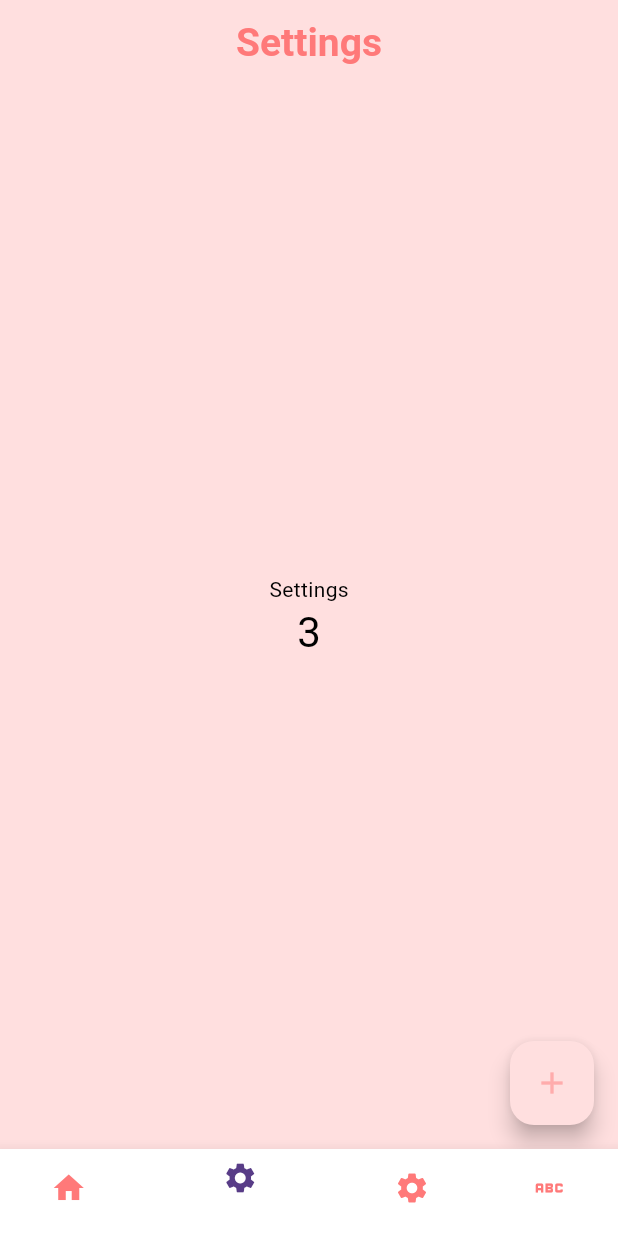
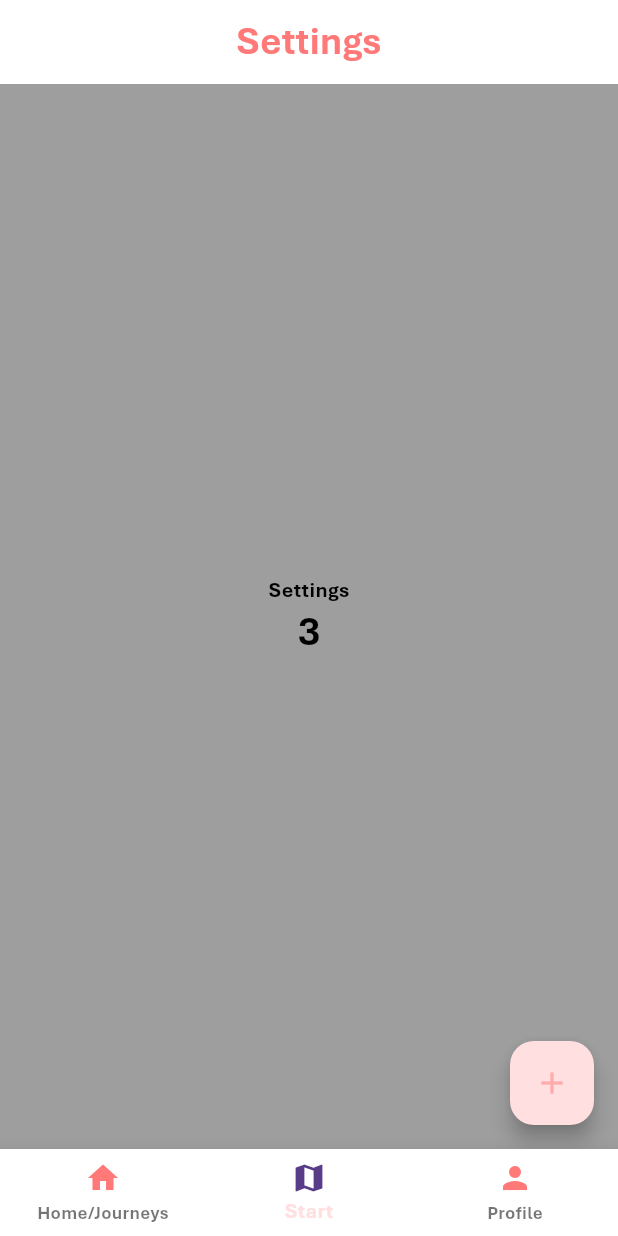
Before and after one commit to theglassofwater/flutter_mobile_app, a Flutter app: the screen it shows after launch, item 2 of the bottom bar chosen, after a tap on the "add" icon, on a phone screen of 412 x 824 dp. Run offline on Flutter 3.47's test engine with Material 3 defaults, Android fonts, the phone set to English and light mode, and no system bars; Roboto replaces fonts that are missing (Aptos Bold).

Commit message:
alot of changes

```diff
--- a/lib/main.dart
+++ b/lib/main.dart
@@ -1,6 +1,5 @@
 import 'package:flutter/material.dart';
-import 'package:flutter_mobile_app/styles/themes.dart';
-import 'package:flutter_mobile_app/utils/theme_manager.dart';
+import 'package:flutter_mobile_app/utils/theme_provider.dart';
 import 'package:flutter_mobile_app/widgets/bottom_navbar.dart';
 import 'package:provider/provider.dart';
 
--- a/lib/screens/home.dart
+++ b/lib/screens/home.dart
@@ -6,7 +6,7 @@ class Home extends StatelessWidget {
   // This widget is the root of your application.
   @override
   Widget build(BuildContext context) {
-    return MyHomePage(title: 'Home Page');
+    return MyHomePage(title: 'Home');
   }
 }
 
@@ -19,40 +19,96 @@ class MyHomePage extends StatefulWidget {
 }
 
 class _MyHomePageState extends State<MyHomePage> {
-  int _counter = 0;
-
-  void _incrementCounter(int num) {
-    setState(() {
-      _counter += num;
-    });
-  }
-
   @override
   Widget build(BuildContext context) {
     return Scaffold(
       appBar: AppBar(
         // backgroundColor: Theme.of(context).colorScheme.inversePrimary,
         title: Center(child: Text(widget.title)),
+        elevation: 10,
+        shadowColor: const Color.fromARGB(255, 255, 255, 255),
+        // bottom: PreferredSize(
+        //   preferredSize: Size.fromHeight(1.0),
+        //   child: Divider(height: 1.0, thickness: 1.0, color: Colors.grey),
+        // ),
       ),
 
-      body: Center(
-        child: Column(
-          mainAxisAlignment: MainAxisAlignment.center,
-          children: <Widget>[
-            const Text('Home'),
-            Text(
-              '$_counter',
-              style: Theme.of(context).textTheme.headlineMedium,
-            ),
-          ],
+      body: SafeArea(
+        child: ListView.builder(
+          itemCount: 11, // 1 manual + 10 generated
+          itemBuilder: (context, index) {
+            if (index == 0) {
+              return Container(
+                width: double.infinity,
+                height: 120,
+                color: Colors.white,
+                margin: EdgeInsets.symmetric(vertical: 2),
+                padding: EdgeInsets.all(10.0),
+                child: Text("Weekly Statistics"),
+              );
+            }
+
+            // index - 1 because first item is manual
+            return Container(
+              width: double.infinity,
+              color: Colors.white,
+              margin: EdgeInsets.symmetric(vertical: 2),
+              // padding: EdgeInsets.all(30),
+              height: 80,
+              // decoration: BoxDecoration(
+              //   color: Colors.blueAccent,
+              //   borderRadius: BorderRadius.circular(12),
+              // ),
+            );
+          },
         ),
       ),
-
-      floatingActionButton: FloatingActionButton(
-        onPressed: () => _incrementCounter(3),
-        // tooltip: 'Increment',
-        child: const Icon(Icons.add),
-      ), // This trailing comma makes auto-formatting nicer for build methods.
     );
   }
 }
+
+// ListView(
+//           children: [
+//             Container(width: double.infinity, height: 150, color: Colors.blue),
+//             Container(
+//               width: double.infinity,
+//               height: 100,
+//               color: Colors.amberAccent,
+//             ),
+//           ],
+//         ),
+
+      // body: SafeArea(
+      //   child: Container(
+      //     // color: Colors.red,
+      //     width: double.infinity,
+      //     height: double.infinity,
+      //     decoration: BoxDecoration(
+      //       borderRadius: BorderRadius.circular(5.0),
+      //       color: Colors.red,
+      //     ),
+      //     child: Column(
+      //       mainAxisAlignment: MainAxisAlignment.start,
+      //       children: <Widget>[
+      //         Container(
+      //           width: double.infinity,
+      //           height: 150,
+      //           color: Colors.blue,
+      //         ),
+      //         Container(
+      //           width: double.infinity,
+      //           height: 100,
+      //           color: Colors.amberAccent,
+      //         ),
+      //       ],
+      //     ),
+      //   ),
+      // ),
+//       floatingActionButton: FloatingActionButton(
+//         onPressed: () => _incrementCounter(3),
+//         // tooltip: 'Increment',
+//         child: const Icon(Icons.add),
+//       ), // This trailing comma makes auto-formatting nicer for build methods.
+//     );
+//   }
+// }
--- a/lib/screens/journeys.dart
+++ b/lib/screens/profile.dart
@@ -1,26 +1,26 @@
 import 'package:flutter/material.dart';
-import 'package:flutter_mobile_app/utils/theme_manager.dart';
+import 'package:flutter_mobile_app/utils/theme_provider.dart';
 import 'package:provider/provider.dart';
 
-class Journeys extends StatelessWidget {
-  const Journeys({Key? key}) : super(key: key);
+class Profile extends StatelessWidget {
+  const Profile({Key? key}) : super(key: key);
 
   // This widget is the root of your application.
   @override
   Widget build(BuildContext context) {
-    return JourneysPage(title: 'Journeys');
+    return ProfilePage(title: 'Profile');
   }
 }
 
-class JourneysPage extends StatefulWidget {
-  const JourneysPage({super.key, required this.title});
+class ProfilePage extends StatefulWidget {
+  const ProfilePage({super.key, required this.title});
   final String title;
 
   @override
-  State<JourneysPage> createState() => _JourneysPageState();
+  State<ProfilePage> createState() => _ProfilePageState();
 }
 
-class _JourneysPageState extends State<JourneysPage> {
+class _ProfilePageState extends State<ProfilePage> {
   int _counter = 0;
   bool _isdark = false;
 
@@ -44,7 +44,6 @@ class _JourneysPageState extends State<JourneysPage> {
         title: Text(widget.title),
         centerTitle: true,
         leading: Icon(Icons.settings),
-
         actions: [
           Switch(
             value: _isdark == false,
@@ -54,13 +53,17 @@ class _JourneysPageState extends State<JourneysPage> {
             },
           ),
         ],
+        bottom: PreferredSize(
+          preferredSize: Size.fromHeight(1.0),
+          child: Divider(height: 1.0, thickness: 1.0),
+        ),
       ),
 
       body: Center(
         child: Column(
           mainAxisAlignment: MainAxisAlignment.center,
           children: <Widget>[
-            const Text('Journeys'),
+            const Text('Profile'),
             Text(
               '$_counter',
               style: Theme.of(context).textTheme.headlineMedium,
--- a/lib/styles/themes.dart
+++ b/lib/styles/themes.dart
@@ -6,14 +6,15 @@ class AppTheme {
 
   static final ThemeData lightTheme = ThemeData(
     brightness: Brightness.light,
+    fontFamily: "Aptos",
     appBarTheme: AppBarTheme(
       titleTextStyle: TextStyle(
         color: MyColors.darkPink,
-        fontFamily: "Aptos Bold",
+        fontFamily: "Aptos",
         fontWeight: FontWeight.bold,
         fontSize: 26,
       ),
-      color: MyColors.lightPink,
+      color: Colors.white,
       iconTheme: IconThemeData(color: MyColors.darkPurple),
     ),
     colorScheme: ColorScheme.light(
@@ -23,9 +24,9 @@ class AppTheme {
       onPrimary: MyColors.pink,
     ),
     iconTheme: IconThemeData(color: MyColors.darkPurple),
-    scaffoldBackgroundColor: MyColors.lightPink,
+    scaffoldBackgroundColor: Colors.grey,
     bottomNavigationBarTheme: BottomNavigationBarThemeData(
-      backgroundColor: MyColors.lightPink,
+      backgroundColor: Colors.white,
       selectedIconTheme: IconThemeData(color: MyColors.darkPurple),
       unselectedIconTheme: IconThemeData(color: MyColors.darkPink),
     ),
--- a/lib/utils/theme_manager.dart
+++ b/lib/utils/theme_provider.dart
@@ -1,7 +1,5 @@
 import 'package:flutter/material.dart';
-import 'package:flutter/cupertino.dart';
 import 'package:flutter_mobile_app/styles/themes.dart';
-import 'package:provider/provider.dart';
 
 class ThemeProvider with ChangeNotifier {
   ThemeData _themeData = AppTheme.lightTheme;
--- a/lib/widgets/bottom_navbar.dart
+++ b/lib/widgets/bottom_navbar.dart
@@ -1,7 +1,8 @@
 import 'package:flutter/material.dart';
 import 'package:flutter_mobile_app/screens/home.dart';
-import 'package:flutter_mobile_app/screens/journeys.dart';
+import 'package:flutter_mobile_app/screens/profile.dart';
 import 'package:flutter_mobile_app/screens/settings.dart';
+// import 'package:flutter_mobile_app/screens/settings___.dart';
 
 class BottomNavBar extends StatefulWidget {
   const BottomNavBar({Key? key});
@@ -11,13 +12,12 @@ class BottomNavBar extends StatefulWidget {
 }
 
 class _BottomNavBarState extends State<BottomNavBar> {
-  int _selectedIndex = 3;
+  int _selectedIndex = 0;
 
   static final List<Widget> _widgetOptions = <Widget>[
-    Home(),
+    Home(), // home == journeys
     Settings(),
-    Settings(),
-    Journeys(),
+    Profile(),
   ];
 
   void _onTap(int index) {
@@ -31,28 +31,16 @@ class _BottomNavBarState extends State<BottomNavBar> {
     return Scaffold(
       body: Center(child: _widgetOptions.elementAt(_selectedIndex)),
       bottomNavigationBar: BottomNavigationBar(
-        // elevation: 10,
+        // useLegacyColorScheme: true,
+        // backgroundColor: Color.fromRGBO(0, 98, 255, 1),
+        elevation: 10,
         items: const [
           BottomNavigationBarItem(
             icon: Icon(Icons.home),
-            label: "sdfbfsid",
-            // backgroundColor: Color.fromRGBO(0, 98, 255, 1),
+            label: "Home/Journeys",
           ),
-          BottomNavigationBarItem(
-            icon: Icon(Icons.settings),
-            label: "fsdfs",
-            // backgroundColor: Color.fromRGBO(0, 98, 255, 1),
-          ),
-          BottomNavigationBarItem(
-            icon: Icon(Icons.settings),
-            label: "fsdfs",
-            // backgroundColor: Color.fromRGBO(0, 98, 255, 1),
-          ),
-          BottomNavigationBarItem(
-            icon: Icon(Icons.abc),
-            label: "Journeys",
-            // backgroundColor: Color.fromRGBO(0, 98, 255, 1),
-          ),
+          BottomNavigationBarItem(icon: Icon(Icons.map), label: "Start"),
+          BottomNavigationBarItem(icon: Icon(Icons.person), label: "Profile"),
         ],
         currentIndex: _selectedIndex,
         onTap: _onTap,
--- a/pubspec.yaml
+++ b/pubspec.yaml
@@ -58,6 +58,11 @@ flutter:
   # the material Icons class.
   uses-material-design: true
 
+  fonts:
+    - family: Aptos
+      fonts:
+        - asset: assets/fonts/aptos-bold.ttf
+          weight: 700
   # To add assets to your application, add an assets section, like this:
   # assets:
   #   - images/a_dot_burr.jpeg
```
Also changed, not shown: lib/widgets/appBar.dart (added, +12 -0 lines), assets/fonts/aptos-bold.ttf (added).
